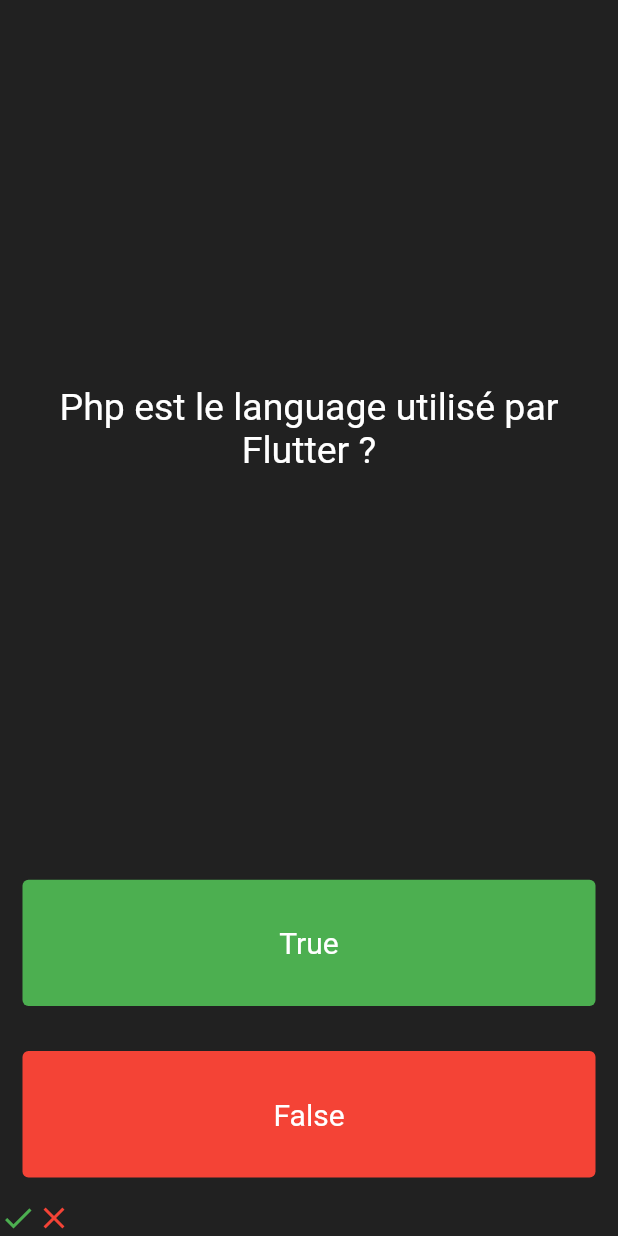
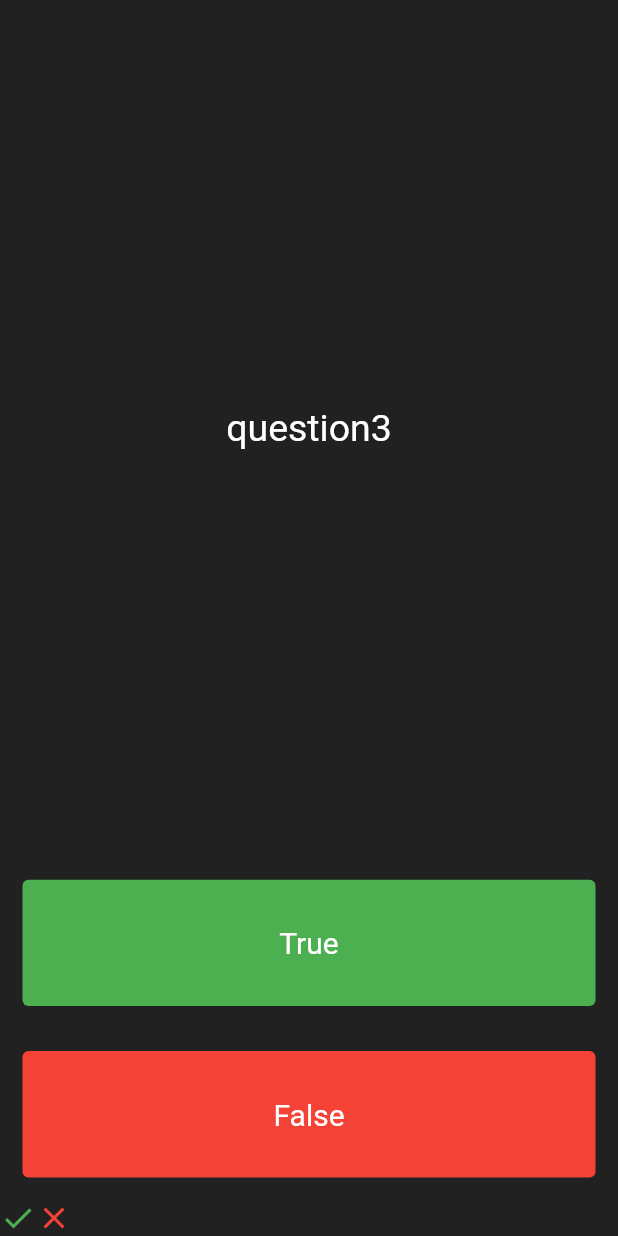
Before and after one commit to imaho-ivou/quizz, a Flutter app: the screen it shows after launch, after a tap on "True", after a tap on "False", on a phone screen of 412 x 824 dp. Run offline on Flutter 3.47's test engine with Material 2 defaults, Android fonts, the phone set to English and light mode, and no system bars.

Commit message:
Classe et objet

```diff
--- a/lib/main.dart
+++ b/lib/main.dart
@@ -1,6 +1,7 @@
 import 'package:flutter/material.dart';
 import 'package:flutter/rendering.dart';
 import 'package:flutter/widgets.dart';
+import 'package:quizz/question.dart';
 
 void main() {
   runApp(MyApp());
@@ -26,14 +27,22 @@ class Quiz extends StatefulWidget {
 
 class _QuizState extends State<Quiz> {
   List<Icon> suiviScore = [];
-  List<String> question = [
-    'Le piton des neiges est un volcan de la Réunion ?',
-    'Flutter permet de faire des applications web également ?',
-    'Php est le language utilisé par Flutter ?',
-    'test'
+  // List<String> question = [
+  //   'Le piton des neiges est un volcan de la Réunion ?',
+  //   'Flutter permet de faire des applications web également ?',
+  //   'Php est le language utilisé par Flutter ?',
+  //   ''
+  // ];
+
+  //
+  // List<bool> reponses = [true, true, false];
+  int questionNumber = 0;
+  List<Question> questions = [
+    Question('question1', true),
+    Question('question2', true),
+    Question('question3', false),
+    Question('question3', false)
   ];
-  List<bool> reponses = [true, true, false];
-  int questionNumber = 0;
 
   @override
   Widget build(BuildContext context) {
@@ -48,7 +57,7 @@ class _QuizState extends State<Quiz> {
                 child: Padding(
                   padding: EdgeInsets.all(10.0),
                   child: Text(
-                    '${question[questionNumber]}',
+                    questions[questionNumber].question,
                     style: TextStyle(color: Colors.white, fontSize: 25),
                     textAlign: TextAlign.center,
                   ),
@@ -67,26 +76,24 @@ class _QuizState extends State<Quiz> {
                     ),
                   ),
                   onPressed: () {
-                    int nombreQuestion = question.length;
-                    if (nombreQuestion != questionNumber) {
-                      bool bonnereponse = reponses[questionNumber];
+                    bool bonnereponse = questions[questionNumber].reponse;
 
-                      if (bonnereponse == true) {
-                        setState(() {
-                          suiviScore.add(
-                            Icon(Icons.check, color: Colors.green),
-                          );
-                          questionNumber++;
-                        });
-                      } else {
-                        setState(() {
-                          suiviScore.add(
-                            Icon(Icons.close, color: Colors.red),
-                          );
-                          questionNumber++;
-                        });
-                      }
-                    }
+                    setState(
+                      () {
+                        if (suiviScore.length != questions.length) {
+                          if (bonnereponse == true) {
+                            suiviScore
+                                .add(Icon(Icons.check, color: Colors.green));
+                          } else {
+                            suiviScore
+                                .add(Icon(Icons.close, color: Colors.red));
+                          }
+                          if (questionNumber < questions.length - 1) {
+                            questionNumber++;
+                          } // questionNumber = questionNumber + 1 ;
+                        }
+                      },
+                    );
                   },
                   child: const Text('True'),
                 ),
@@ -102,25 +109,20 @@ class _QuizState extends State<Quiz> {
                     textStyle: const TextStyle(fontSize: 20),
                   ),
                   onPressed: () {
-                    int nombreQuestion = question.length;
-                    if (nombreQuestion != questionNumber) {
-                      bool bonnereponse = reponses[questionNumber];
-                      if (bonnereponse == false) {
-                        setState(() {
-                          suiviScore.add(
-                            Icon(Icons.check, color: Colors.green),
-                          );
+                    setState(() {
+                      bool bonnereponse = questions[questionNumber].reponse;
+                      if (suiviScore.length != questions.length) {
+                        if (bonnereponse == false) {
+                          suiviScore
+                              .add(Icon(Icons.check, color: Colors.green));
+                        } else {
+                          suiviScore.add(Icon(Icons.close, color: Colors.red));
+                        }
+                        if (questionNumber < questions.length - 1) {
                           questionNumber++;
-                        });
-                      } else {
-                        setState(() {
-                          suiviScore.add(
-                            Icon(Icons.close, color: Colors.red),
-                          );
-                          questionNumber++;
-                        });
+                        } //
                       }
-                    }
+                    });
                   },
                   child: const Text('False'),
                 ),
--- /dev/null
+++ b/lib/question.dart
@@ -0,0 +1,6 @@
+class Question {
+  String question;
+  bool reponse;
+
+  Question(this.question, this.reponse);
+}
```
